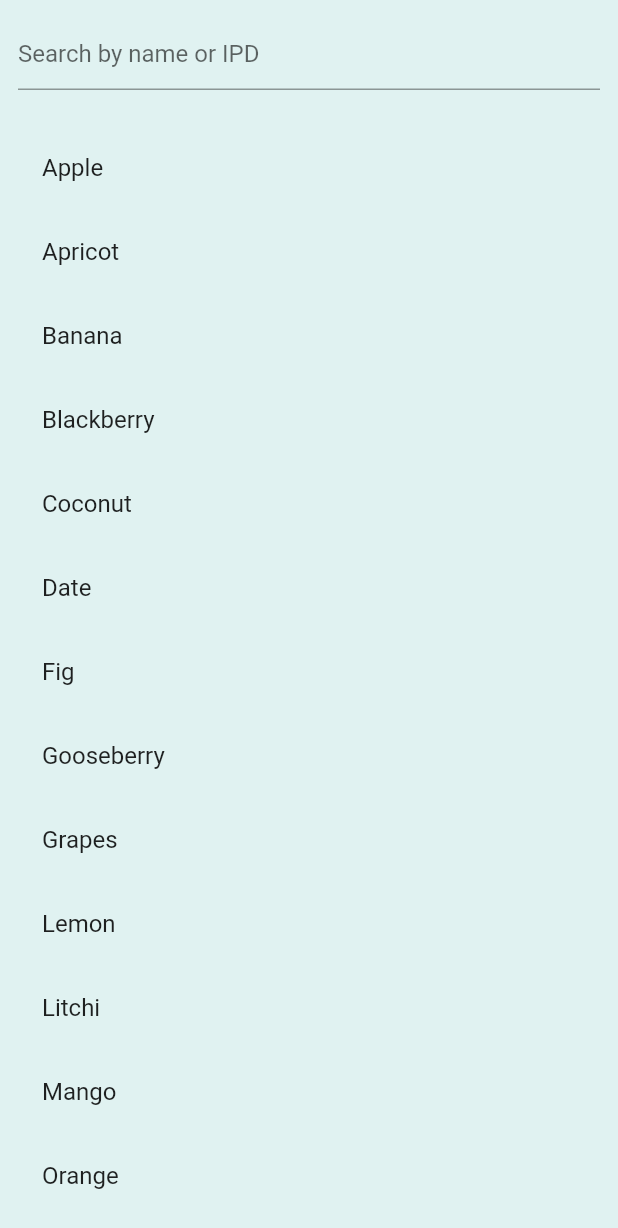
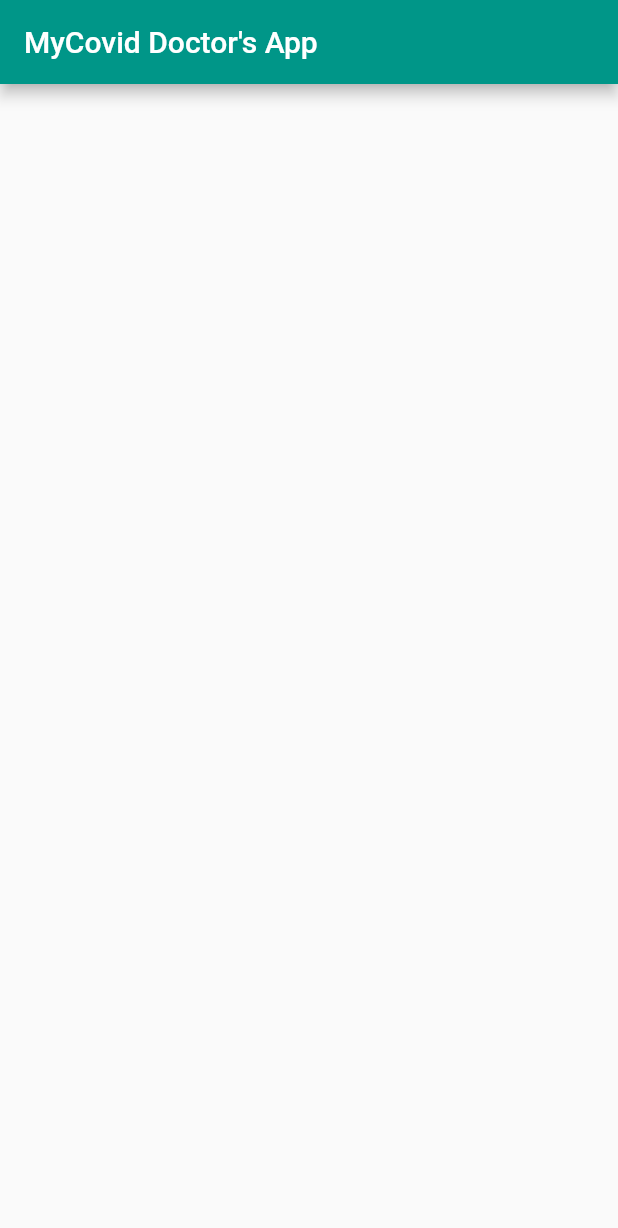
Before and after one commit to Prakhar75/MyCovid_DoctorApp, a Flutter app: the ListSearch screen opened directly, after a tap on "Apple", on a phone screen of 412 x 824 dp. Shown: the top 1228 px of the screen. Run offline on Flutter 3.47's test engine with Material 2 defaults, Android fonts, the phone set to English and light mode, and no system bars; our stand-ins replace firebase_auth, firebase_core, pinput; accounts and stored records are empty.

Commit message:
added details page for listview

```diff
--- a/lib/dashboard.dart
+++ b/lib/dashboard.dart
@@ -1,4 +1,5 @@
 import 'package:flutter/material.dart';
+import 'package:mycovid/details.dart';
 
 void main() => runApp(dash());
 
@@ -8,17 +9,10 @@ class dash extends StatelessWidget {
     return MaterialApp(
         debugShowCheckedModeBanner: false,
         home: Scaffold(
-
           appBar: AppBar(
               backgroundColor: Colors.teal,
-        title: Text("MyCovid Doctor's App")
-          ),
-        body: Center(
-
-          child: ListSearch()
-          ),
-
-
+              title: Text("MyCovid Doctor's App")),
+          body: Center(child: ListSearch()),
           floatingActionButton: FloatingActionButton(
             backgroundColor: Colors.teal[600],
             child: Icon(Icons.qr_code_2_rounded),
@@ -30,10 +24,8 @@ class dash extends StatelessWidget {
                 borderRadius: BorderRadius.all(Radius.circular(16))),
             elevation: 5,
             highlightElevation: 10,
-
           ),
-        )
-      );
+        ));
   }
 }
 
@@ -42,11 +34,9 @@ class ListSearch extends StatefulWidget {
 }
 
 class ListSearchState extends State<ListSearch> {
-
   TextEditingController _textController = TextEditingController();
 
   static List<String> mainDataList = [
-
     // from
     "Apple",
     "Apricot",
@@ -74,11 +64,11 @@ class ListSearchState extends State<ListSearch> {
   onItemChanged(String value) {
     setState(() {
       newDataList = mainDataList
-
           .where((string) => string.toLowerCase().contains(value.toLowerCase()))
           .toList();
     });
   }
+
 // to
   @override
   Widget build(BuildContext context) {
@@ -99,13 +89,19 @@ class ListSearchState extends State<ListSearch> {
           ),
           Expanded(
             child: ListView(
-
               padding: EdgeInsets.all(12.0),
               children: newDataList.map((data) {
                 return ListTile(
                     title: Text(data),
-
-                  onTap: ()=> print(data),);
+                    onTap: () => {
+                          print(data),
+                          Navigator.push(
+                             context,
+                                  MaterialPageRoute(
+                                    builder: (context) => det(),
+                           ),
+                           )
+                        });
               }).toList(),
             ),
           )
--- /dev/null
+++ b/lib/details.dart
@@ -0,0 +1,51 @@
+import 'package:flutter/material.dart';
+
+void main() => runApp(new det());
+
+class det extends StatelessWidget {
+  @override
+  @override
+  Widget build(BuildContext context) {
+    return MaterialApp(
+      debugShowCheckedModeBanner: false,
+      home: Scaffold(
+        appBar: AppBar(
+            backgroundColor: Colors.teal, title: Text("MyCovid Doctor's App")),
+      ),
+    );
+  }
+}
+
+class MyHomePage extends StatefulWidget {
+  MyHomePage({Key key, this.title}) : super(key: key);
+
+  final String title;
+
+  @override
+  _MyHomePageState createState() => new _MyHomePageState();
+}
+
+class _MyHomePageState extends State<MyHomePage> {
+
+
+  @override
+  Widget build(BuildContext context) {
+    return new Scaffold(
+      appBar: new AppBar(
+        title: new Text(widget.title),
+      ),
+      body: new Center(
+        child: new Column(
+          mainAxisAlignment: MainAxisAlignment.center,
+          children: <Widget>[
+            new Text(
+              'You have pushed the button this many times:',
+            ),
+
+          ],
+        ),
+      ),
+
+    );
+  }
+}
--- a/lib/main.dart
+++ b/lib/main.dart
@@ -1,5 +1,3 @@
-//import 'dart:html';
-//import 'dart:ui';
 
 import 'package:flutter/material.dart';
 import 'package:mycovid/login.dart';
```
Lines whose indentation alone changed are shown as unchanged.
